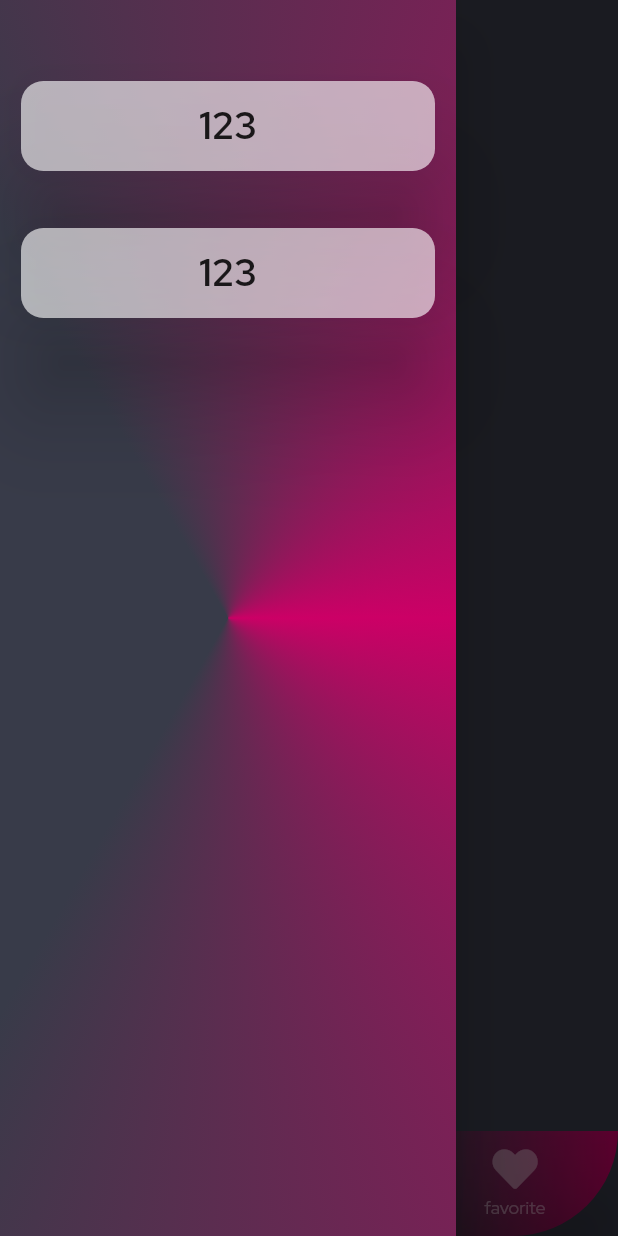
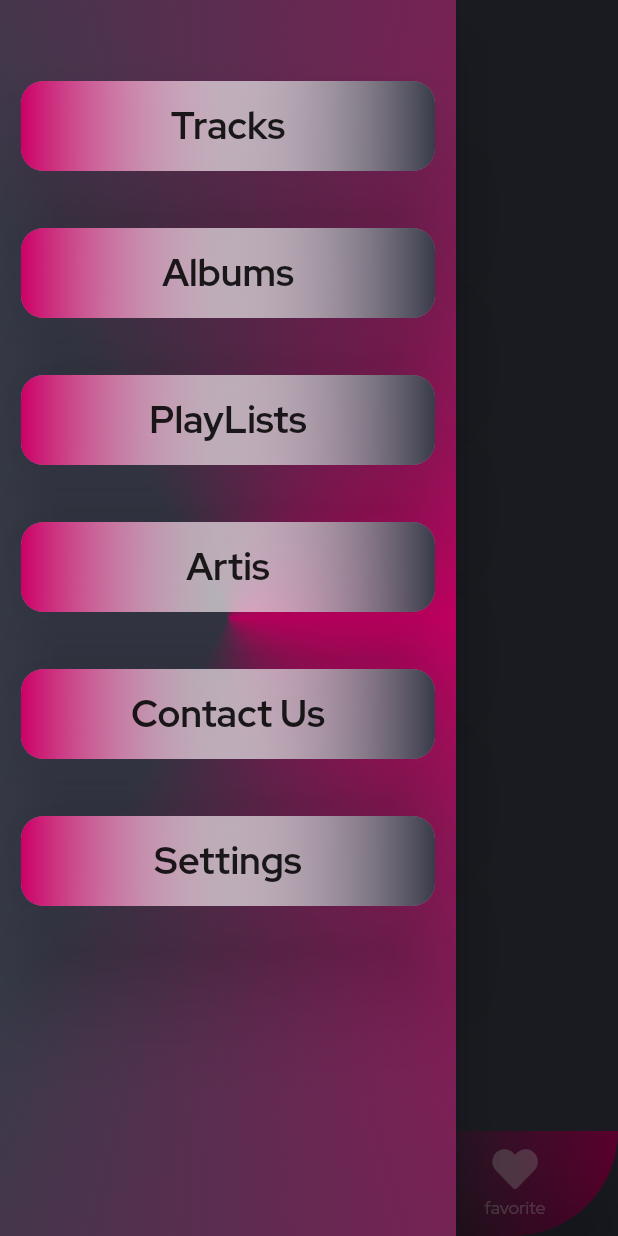
Before and after one commit to oqbahdx/audio-player-flutter, a Flutter app: the screen it shows after launch, with the side drawer open, on a phone screen of 412 x 824 dp. Run offline on Flutter 3.47's test engine with Material 2 defaults, Android fonts, the phone set to English and light mode, and no system bars; our stand-ins replace bloc, flutter_bloc, fluttericon, google_fonts.

Commit message:
finish app bar

```diff
--- a/lib/widgets/app_bar.dart
+++ b/lib/widgets/app_bar.dart
@@ -50,9 +50,17 @@ Widget drawerBuild(){
       child: Column(
         children: [
           SizedBox(height: 50,),
-          drawerCard(name: '123'),
+          drawerCard(name: 'Tracks'),
           SizedBox(height: 30,),
-          drawerCard(name: '123'),
+          drawerCard(name: 'Albums'),
+          SizedBox(height: 30,),
+          drawerCard(name: 'PlayLists'),
+          SizedBox(height: 30,),
+          drawerCard(name: 'Artis'),
+          SizedBox(height: 30,),
+          drawerCard(name: 'Contact Us'),
+          SizedBox(height: 30,),
+          drawerCard(name: 'Settings'),
         ],
       ),
       decoration: BoxDecoration(
@@ -80,7 +88,15 @@ Widget drawerCard({String name}){
             fontWeight: FontWeight.bold
         ),)),
         decoration: BoxDecoration(
-          color: Colors.white38,
+          // color: Colors.white38,
+          gradient: LinearGradient(
+            colors: [
+              Color(0xFFCC0066),
+              Colors.white38,
+              Color(0xFF383B49),
+            ],
+
+          ),
           borderRadius: BorderRadius.circular(15),
         ),
       ),
```
